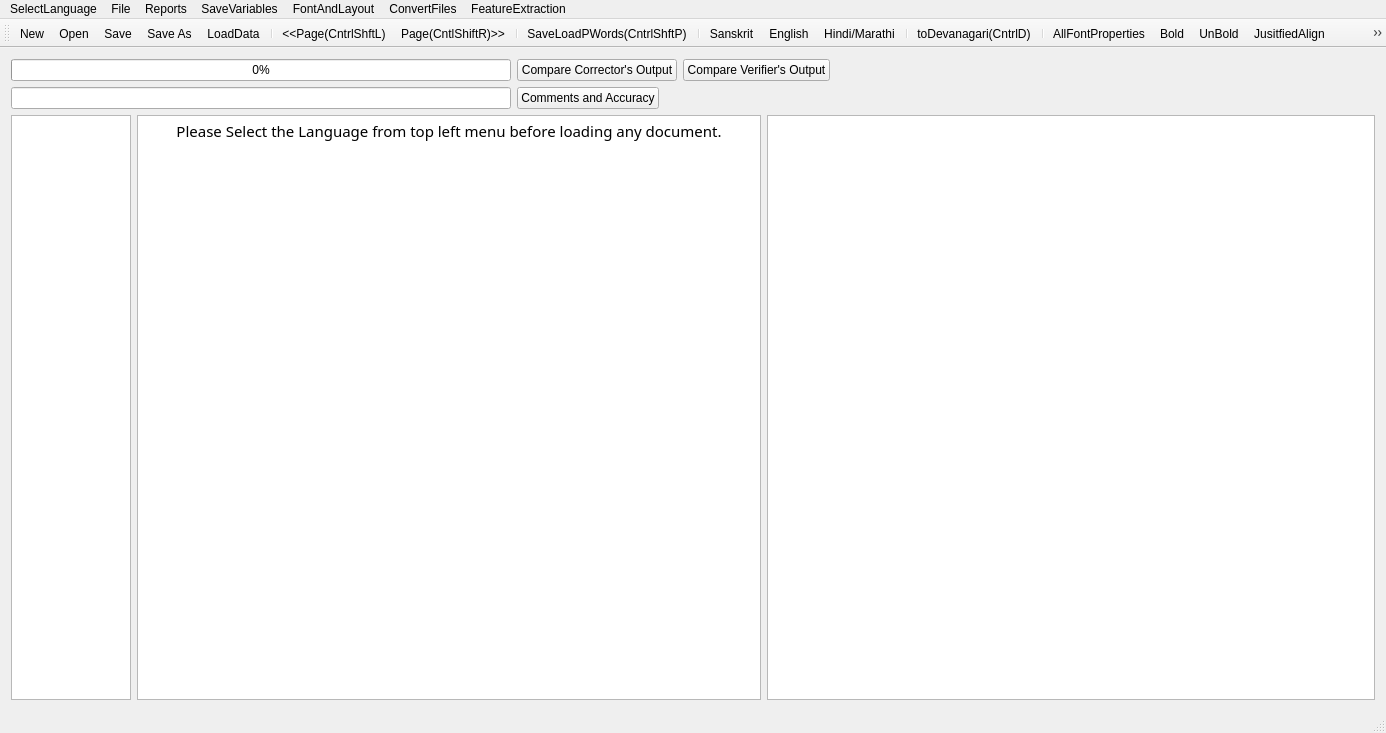
Old version of the form FrameWorkCode/mainwindow.ui in the repository venkatapathy/OpenOCRCorrect-dev.
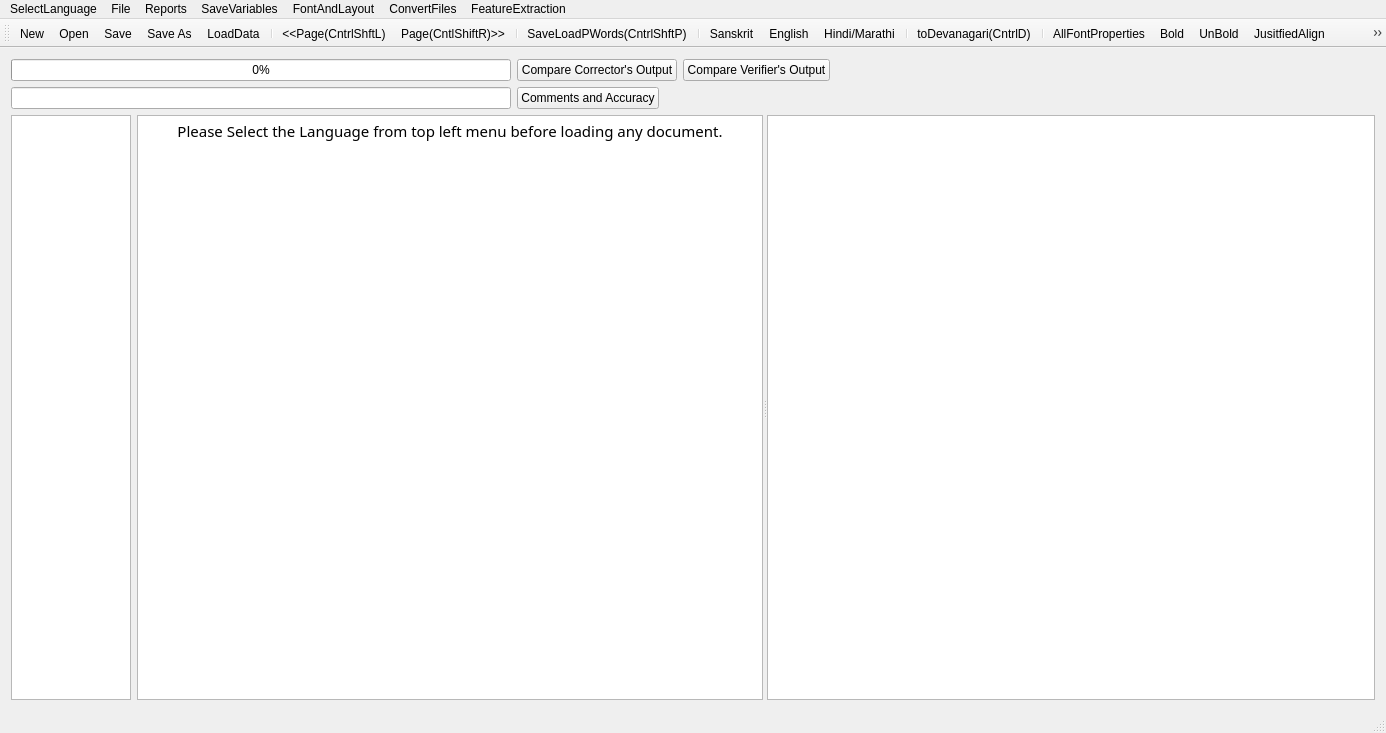
New version of the form. Icons and pictures are not drawn.

The edit to the form file:
```diff
--- a/FrameWorkCode/mainwindow.ui
+++ b/FrameWorkCode/mainwindow.ui
@@ -17,8 +17,8 @@
    <string>MainWindow</string>
   </property>
   <widget class="QWidget" name="centralWidget">
-   <layout class="QVBoxLayout" name="verticalLayout_3">
-    <item>
+   <layout class="QGridLayout" name="gridLayout">
+    <item row="0" column="0">
      <layout class="QHBoxLayout" name="horizontalLayout_4">
       <item>
        <layout class="QVBoxLayout" name="verticalLayout_2">
@@ -111,7 +111,7 @@
       </item>
      </layout>
     </item>
-    <item>
+    <item row="1" column="0">
      <layout class="QHBoxLayout" name="horizontalLayout">
       <item>
        <widget class="QTextEdit" name="textEdit">
@@ -136,11 +136,15 @@
        </widget>
       </item>
       <item>
+       <widget class="QSplitter" name="splitter">
+        <property name="orientation">
+         <enum>Qt::Horizontal</enum>
+        </property>
        <widget class="QTextBrowser" name="textBrowser">
         <property name="font">
          <font>
           <family>Shobhika</family>
-          <pointsize>16</pointsize>
+           <pointsize>12</pointsize>
           <italic>false</italic>
          </font>
         </property>
@@ -160,7 +164,7 @@
          <string>&lt;!DOCTYPE HTML PUBLIC &quot;-//W3C//DTD HTML 4.0//EN&quot; &quot;http://www.w3.org/TR/REC-html40/strict.dtd&quot;&gt;
 &lt;html&gt;&lt;head&gt;&lt;meta name=&quot;qrichtext&quot; content=&quot;1&quot; /&gt;&lt;style type=&quot;text/css&quot;&gt;
 p, li { white-space: pre-wrap; }
-&lt;/style&gt;&lt;/head&gt;&lt;body style=&quot; font-family:'Shobhika'; font-size:16pt; font-weight:400; font-style:normal;&quot;&gt;
+&lt;/style&gt;&lt;/head&gt;&lt;body style=&quot; font-family:'Shobhika'; font-size:12pt; font-weight:400; font-style:normal;&quot;&gt;
 &lt;p align=&quot;center&quot; style=&quot; margin-top:0px; margin-bottom:0px; margin-left:0px; margin-right:0px; -qt-block-indent:0; text-indent:0px;&quot;&gt;&lt;span style=&quot; font-family:'Ubuntu'; font-size:11pt;&quot;&gt;Please Select the Language from top left menu before loading any document.&lt;/span&gt;&lt;/p&gt;&lt;/body&gt;&lt;/html&gt;</string>
         </property>
         <property name="acceptRichText">
@@ -170,8 +174,6 @@
          <set>Qt::LinksAccessibleByKeyboard|Qt::LinksAccessibleByMouse|Qt::TextBrowserInteraction|Qt::TextEditable|Qt::TextEditorInteraction|Qt::TextSelectableByKeyboard|Qt::TextSelectableByMouse</set>
         </property>
        </widget>
-      </item>
-      <item>
        <widget class="QGraphicsView" name="graphicsView">
         <property name="minimumSize">
          <size>
@@ -204,6 +206,7 @@
          <enum>QGraphicsView::AnchorViewCenter</enum>
         </property>
        </widget>
+       </widget>
       </item>
      </layout>
     </item>
```
Left out of the diff: 87 changed lines with no effect on the pictures. Lines whose indentation alone changed are shown as unchanged.
